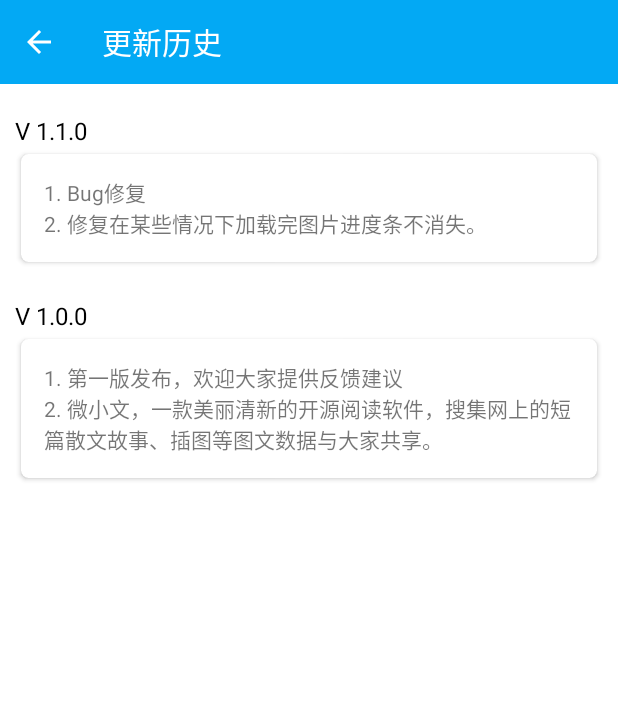
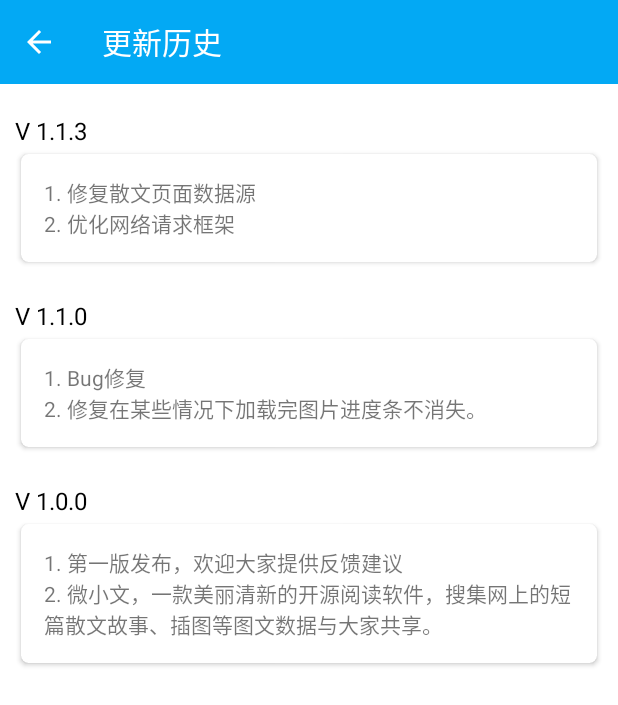
Before and after one commit to sdwfqin/MicroText, an Android app: the AboutVersionActivity screen opened directly, with no data from a screen before it, on a phone screen of 412 x 824 dp. Shown: the top 705 px of the screen. Run offline under Robolectric (Android 15) with nearby library versions, the phone set to English and light mode, and no system bars; our stand-ins replace ButterKnife; 1 statement that could not run was skipped.

Commit message:
修复数据源

```diff
--- a/app/build.gradle
+++ b/app/build.gradle
@@ -10,8 +10,8 @@ android {
         applicationId "com.sdwfqin.microtext"
         minSdkVersion 16
         targetSdkVersion 24
-        versionCode 2016072601
-        versionName "1.1.0"
+        versionCode 2016081201
+        versionName "1.1.3"
     }
     buildTypes {
         release {
@@ -37,6 +37,7 @@ dependencies {
     compile 'com.jakewharton:butterknife:5.1.1'
     compile 'com.squareup.picasso:picasso:2.5.2'
     compile 'com.commit451:PhotoView:1.2.4'
+    compile 'com.zhy:okhttputils:2.6.2'
     compile files('libs/jsoup-1.9.2.jar')
     compile files('libs/android-async-http-1.4.8.jar')
     compile files('libs/umeng-analytics-v6.0.1.jar')
--- a/app/src/main/res/layout/activity_about_version.xml
+++ b/app/src/main/res/layout/activity_about_version.xml
@@ -32,7 +32,7 @@
                         android:layout_width="wrap_content"
                         android:layout_height="wrap_content"
                         android:layout_marginLeft="10dp"
-                        android:text="@string/about_version_code_1.0.1"
+                        android:text="@string/about_version_code_1.1.3"
                         android:textColor="#000"
                         android:textSize="16sp"/>
 
@@ -50,7 +50,43 @@
                             <TextView
                                 android:layout_width="wrap_content"
                                 android:layout_height="wrap_content"
-                                android:text="@string/about_version_1.0.1"/>
+                                android:text="@string/about_version_1.1.3"/>
+
+                        </LinearLayout>
+
+                    </android.support.v7.widget.CardView>
+
+                </LinearLayout>
+
+                <LinearLayout
+                    android:layout_width="match_parent"
+                    android:layout_height="wrap_content"
+                    android:layout_marginTop="20dp"
+                    android:orientation="vertical">
+
+                    <TextView
+                        android:layout_width="wrap_content"
+                        android:layout_height="wrap_content"
+                        android:layout_marginLeft="10dp"
+                        android:text="@string/about_version_code_1.1.0"
+                        android:textColor="#000"
+                        android:textSize="16sp"/>
+
+                    <android.support.v7.widget.CardView
+                        style="@style/about_version_viewcard"
+                        card_view:cardCornerRadius="5dp"
+                        card_view:cardUseCompatPadding="true">
+
+                        <LinearLayout
+                            android:layout_width="match_parent"
+                            android:layout_height="match_parent"
+                            android:orientation="vertical"
+                            android:padding="15dp">
+
+                            <TextView
+                                android:layout_width="wrap_content"
+                                android:layout_height="wrap_content"
+                                android:text="@string/about_version_1.1.0"/>
 
                         </LinearLayout>
 
--- a/app/src/main/res/values/strings.xml
+++ b/app/src/main/res/values/strings.xml
@@ -25,7 +25,9 @@
     <!-- 历史版本 -->
     <string name="about_version_code_1.0.0">V 1.0.0</string>
     <string name="about_version_1.0.0">1. 第一版发布，欢迎大家提供反馈建议\n2. 微小文，一款美丽清新的开源阅读软件，搜集网上的短篇散文故事、插图等图文数据与大家共享。</string>
-    <string name="about_version_code_1.0.1">V 1.1.0</string>
-    <string name="about_version_1.0.1">1. Bug修复\n2. 修复在某些情况下加载完图片进度条不消失。</string>
+    <string name="about_version_code_1.1.0">V 1.1.0</string>
+    <string name="about_version_1.1.0">1. Bug修复\n2. 修复在某些情况下加载完图片进度条不消失。</string>
+    <string name="about_version_code_1.1.3">V 1.1.3</string>
+    <string name="about_version_1.1.3">1. 修复散文页面数据源\n2. 优化网络请求框架</string>
 
 </resources>
```
Also changed, not shown: app/src/main/java/com/sdwfqin/microtext/activity/EssayContentActvity.java (+4 -6 lines), app/src/main/java/com/sdwfqin/microtext/fragment/HomeFragment.java (+18 -10 lines), app/src/main/java/com/sdwfqin/microtext/utils/AppConfig.java (+5 -6 lines), app/src/main/res/layout/activity_essay_content.xml (+0 -14 lines), app/src/main/res/layout/home_items.xml (+6 -6 lines).
